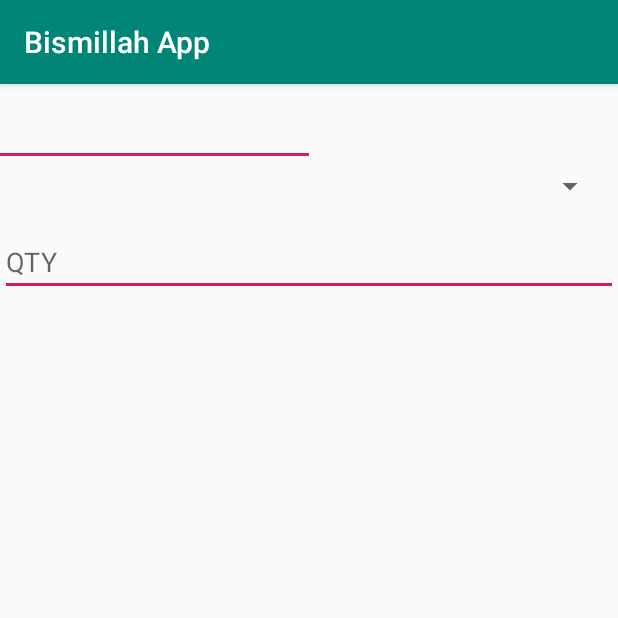
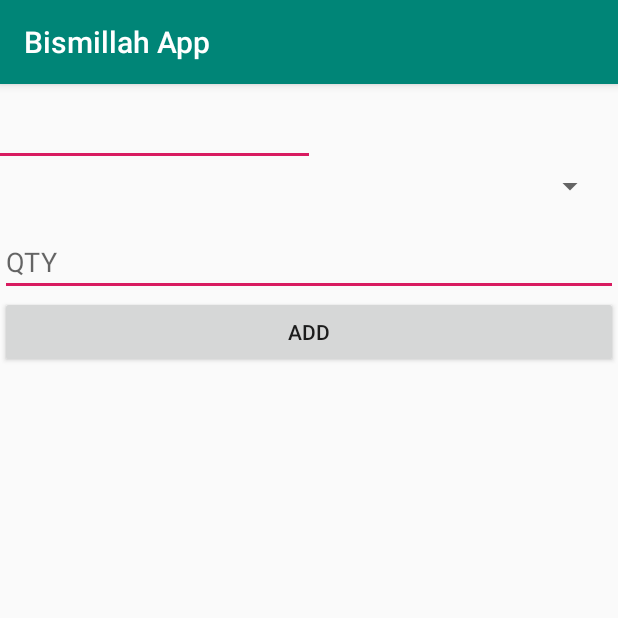
Before and after one commit to RafiIzzatulRizquFaris/LastDayApp, an Android app: the screen it shows after launch (MainActivity), on a phone screen of 412 x 824 dp, the top half of it. Run offline under Robolectric (Android 15) with nearby library versions, the phone set to English and light mode, and no system bars; our stand-ins replace Volley; network calls fail.

Commit message:
add customer class

```diff
--- a/app/src/main/res/layout/fragment_laundry_customer.xml
+++ b/app/src/main/res/layout/fragment_laundry_customer.xml
@@ -24,10 +24,16 @@
             android:layout_marginTop="8dp"
             android:inputType="number"
             android:hint="QTY"/>
+        <Button
+            android:id="@+id/btn_add"
+            android:layout_width="match_parent"
+            android:layout_height="wrap_content"
+            android:text="ADD"/>
     </LinearLayout>
     <androidx.recyclerview.widget.RecyclerView
         android:id="@+id/rv_laundry_customer"
         android:layout_width="match_parent"
-        android:layout_height="wrap_content"/>
+        android:layout_height="wrap_content"
+        android:layout_margin="16dp"/>
 
 </LinearLayout>
```
Also changed, not shown: app/src/main/java/com/example/bismillahapp/Customer.java (added, +21 -0 lines), app/src/main/java/com/example/bismillahapp/CustomerAdapter.java (added, +58 -0 lines), app/src/main/res/layout/item_customer.xml (added, +19 -0 lines).
